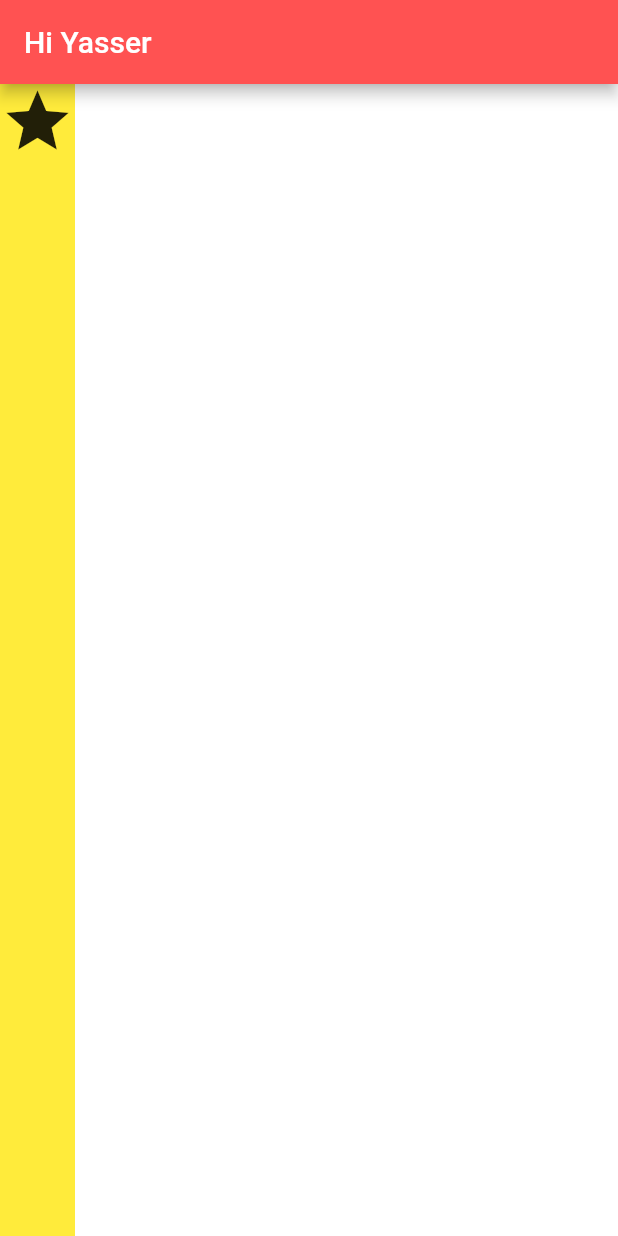
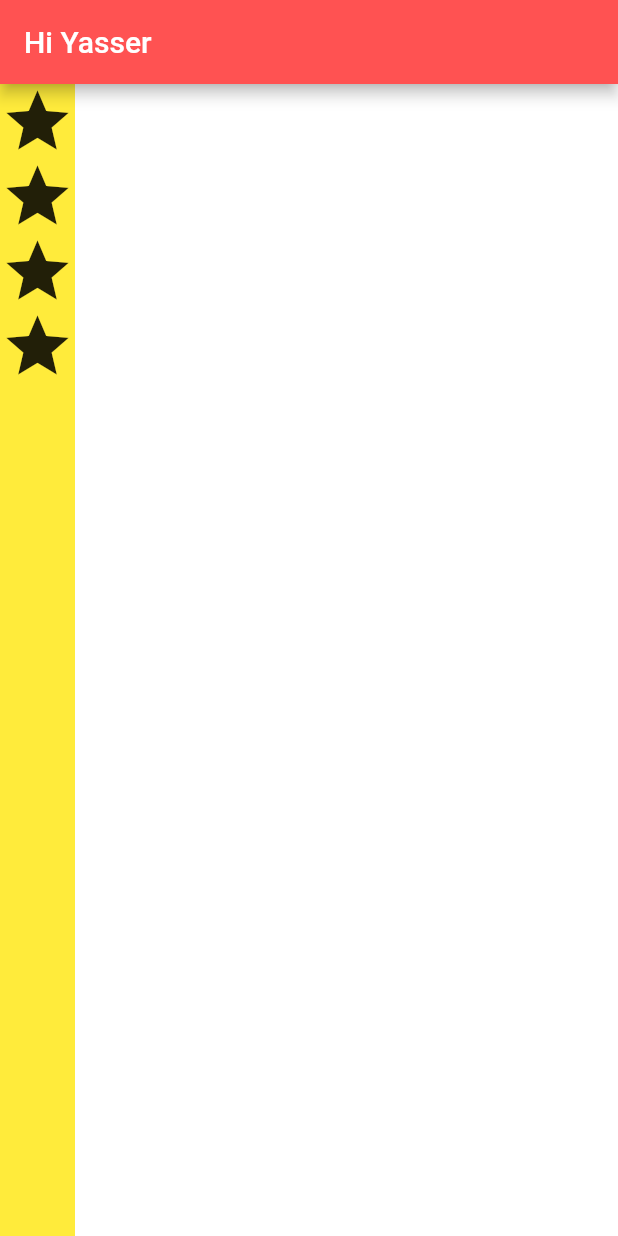
Before and after one commit to yasser2020/Business-Card, a Flutter app: the screen it shows after launch, on a phone screen of 412 x 824 dp. Run offline on Flutter 3.47's test engine with Material 2 defaults, Android fonts, the phone set to English and light mode, and no system bars.

```diff
--- a/lib/main.dart
+++ b/lib/main.dart
@@ -15,7 +15,10 @@ class MyApp extends StatelessWidget {
                 child: Container(
               color: Colors.yellow,
               child: Column(crossAxisAlignment: CrossAxisAlignment.start, children: [
-                Icon(Icons.star, size: 50)
+                Icon(Icons.star, size: 50),
+                Icon(Icons.star, size: 50),
+                Icon(Icons.star, size: 50),
+                Icon(Icons.star, size: 50),
               ]),
             ))));
   }
```
Also changed, not shown: 1 other file.
